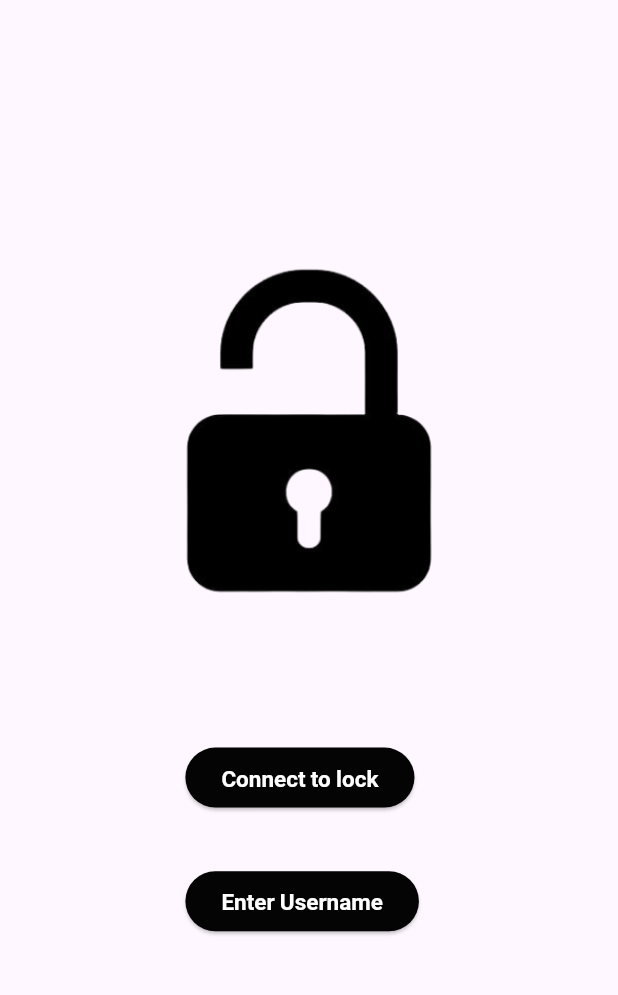
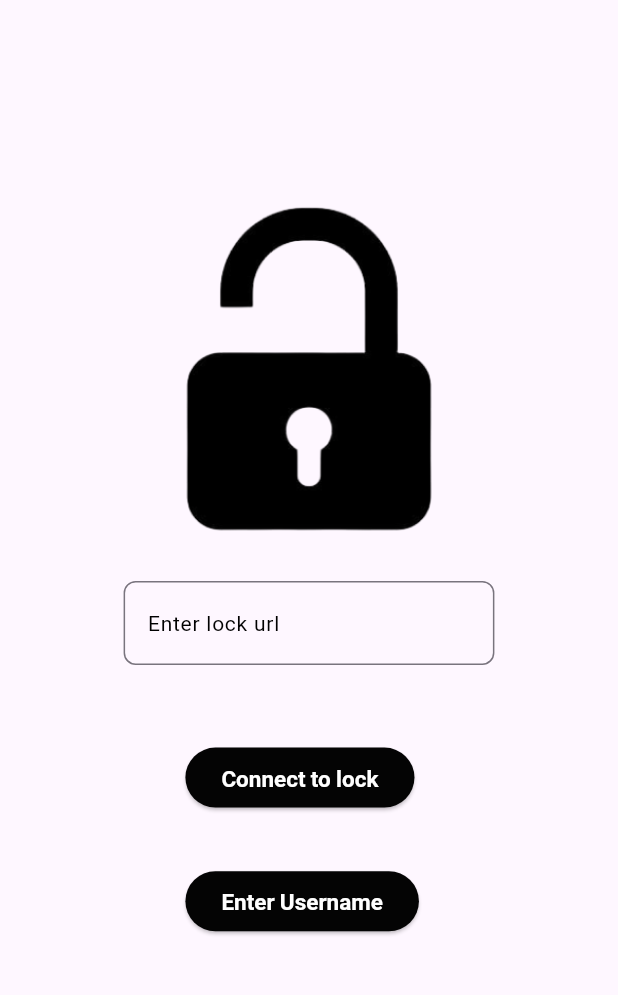
Before and after one commit to RihaanBH-1810/smart_lock, a Flutter app: the screen it shows after launch, after a tap on "Connect to lock", on a phone screen of 412 x 824 dp, the part 84-1079 px from its top. Run offline on Flutter 3.47's test engine with Material 3 defaults, Android fonts, the light colour scheme and no system bars; our stand-ins replace google_fonts; network calls fail.

Commit message:
Added url check

```diff
--- a/otp_project/lib/page1.dart
+++ b/otp_project/lib/page1.dart
@@ -3,6 +3,8 @@ import 'Succes.dart';
 import 'page.dart';
 import 'username.dart';
 import 'package:google_fonts/google_fonts.dart';
+import 'package:http/http.dart' as http;
+import 'dart:convert';
 
 class start extends StatefulWidget {
   const start({Key? key});
@@ -15,6 +17,20 @@ class _startState extends State<start> {
 
   String image = 'assets/images/lock.png';
   bool connect = false;
+  final url = TextEditingController();
+
+  urlcheck(name) async{
+    var client =http.Client();
+
+    var uri = Uri.parse('http://group4attendance.pythonanywhere.com/api/courses/');
+    client.post(
+      uri,
+      headers: {
+        'Content-Type': 'application/json',
+      },
+      body: jsonEncode(<String, String> {'course_name': name})
+      );
+  }
 
   @override
   Widget build(BuildContext context) {
@@ -29,7 +45,7 @@ class _startState extends State<start> {
       body:Stack(
         children: [
         Positioned(
-          top: screenHeight*0.2,
+          top: screenHeight*0.15,
           left: screenWidth*0.3,
           child: Container(
             height: screenHeight*0.3,
@@ -43,6 +59,33 @@ class _startState extends State<start> {
 
           )
         ),
+
+        Positioned(
+            top: screenHeight*0.47,
+            left: screenWidth*0.2,
+            child: Container(
+              height: screenHeight*0.08,
+              width: screenWidth*0.6,
+            child: TextField(
+              controller: url,
+              style: TextStyle(
+                fontSize: 16.0,
+                color: Color.fromARGB(255, 0, 0, 0), // Text color
+              ),
+              decoration: InputDecoration(
+                hintText: 'Enter lock url',
+                hintStyle: TextStyle(
+                  fontSize: 14.0,
+                  color: const Color.fromARGB(255, 0, 0, 0),
+                ),
+                border: OutlineInputBorder(
+                  borderRadius: BorderRadius.circular(8.0),
+                  borderSide: BorderSide(color: Colors.blue),
+                ),
+              )
+            ),)
+          ),
+
         Positioned(
           top: screenHeight*0.6,
           left: screenWidth*0.3,
@@ -56,10 +99,12 @@ class _startState extends State<start> {
                       color: Color.fromARGB(255, 253, 249, 249),
                       fontWeight: FontWeight.bold),),
               onPressed: () {
+                    urlcheck(url.text);
                     setState(() {
                       image = 'assets/images/unlock.png';
                       connect = true;
                     });
+
                   },
 
               ),
```
